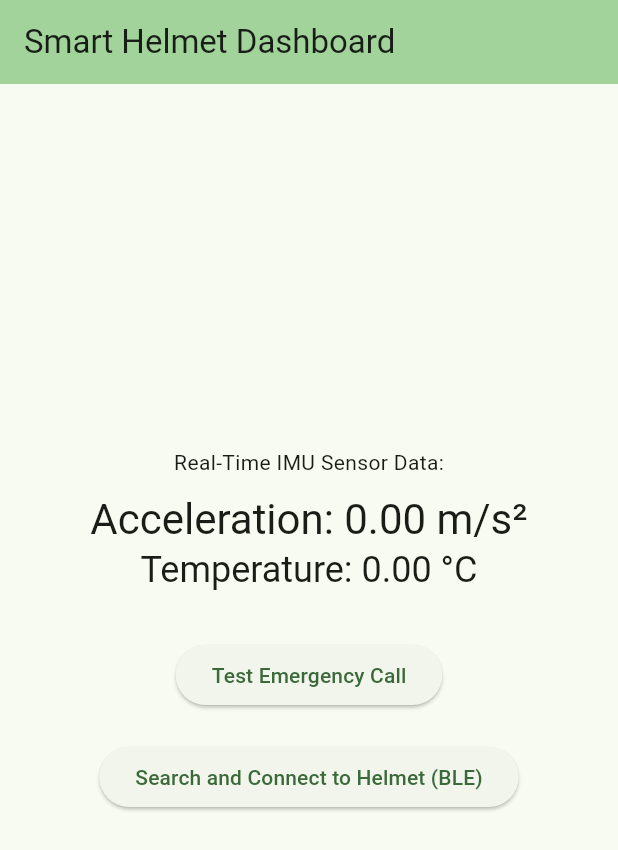
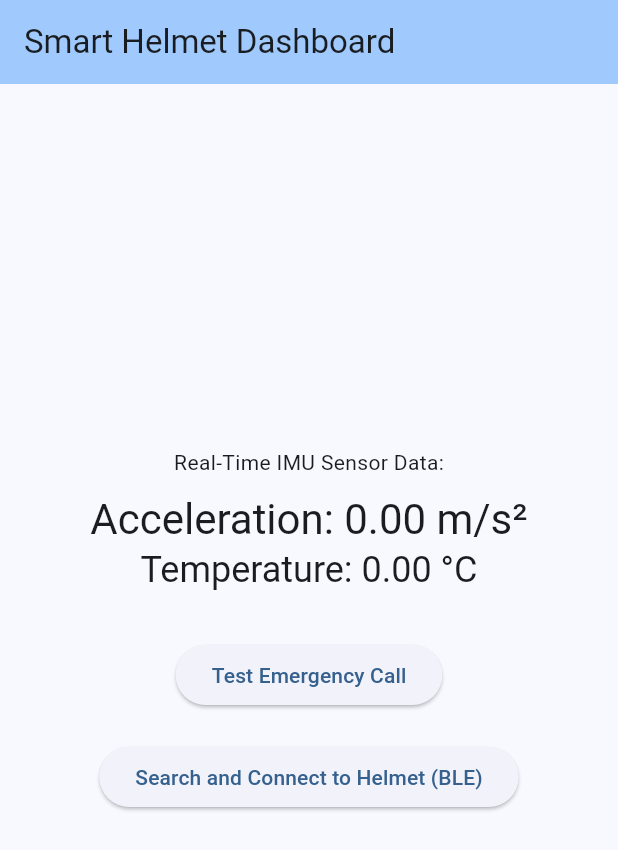
Before and after one commit to cchambers20/smart-helmet-web-dashboard, a Flutter app: the screen it shows after launch, on a phone screen of 412 x 824 dp. Shown: the top 850 px of the screen. Run offline on Flutter 3.47's test engine with Material 3 defaults, Android fonts, the light colour scheme and no system bars; missing offline and left inert: flutter_web_bluetooth.

Commit message:
test color change

```diff
--- a/lib/main.dart
+++ b/lib/main.dart
@@ -16,7 +16,7 @@ class MyApp extends StatelessWidget {
     return MaterialApp(
       title: 'Smart Helmet App',
       theme: ThemeData(
-        colorScheme: ColorScheme.fromSeed(seedColor: Colors.green),
+        colorScheme: ColorScheme.fromSeed(seedColor: Colors.blue),
         useMaterial3: true,
       ),
       home: const MyHomePage(title: 'Smart Helmet Dashboard'),
```
